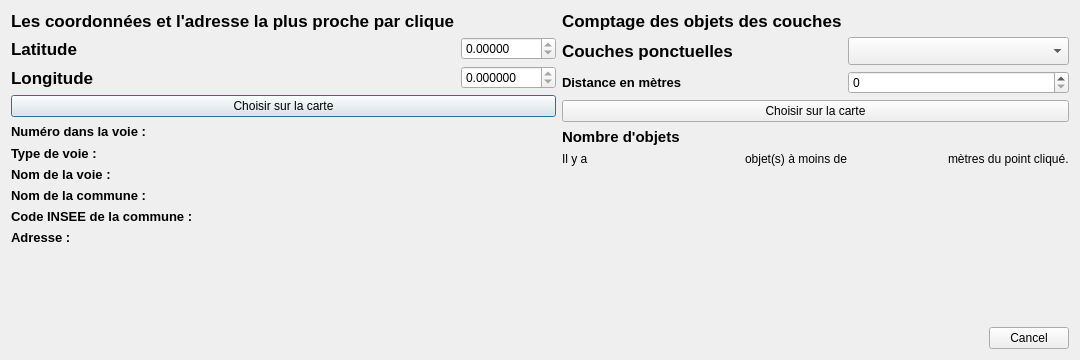
This is tp_qgis_tsi_dialog_base.ui in AdnanBenaboud/Tp-Qgis-TSI as Qt 5 draws it before an edit. The edited form follows.
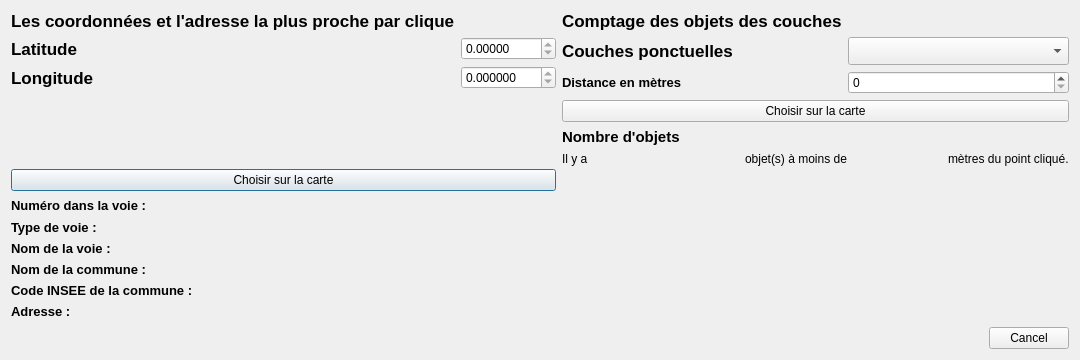
This is the edited form. Custom widgets are drawn as their Qt base class.

What changed in the file:
```diff
--- a/tp_qgis_tsi_dialog_base.ui
+++ b/tp_qgis_tsi_dialog_base.ui
@@ -239,19 +239,6 @@
        </item>
       </layout>
      </item>
-     <item>
-      <spacer name="verticalSpacer_2">
-       <property name="orientation">
-        <enum>Qt::Vertical</enum>
-       </property>
-       <property name="sizeHint" stdset="0">
-        <size>
-         <width>20</width>
-         <height>40</height>
-        </size>
-       </property>
-      </spacer>
-     </item>
     </layout>
    </item>
    <item>
```
